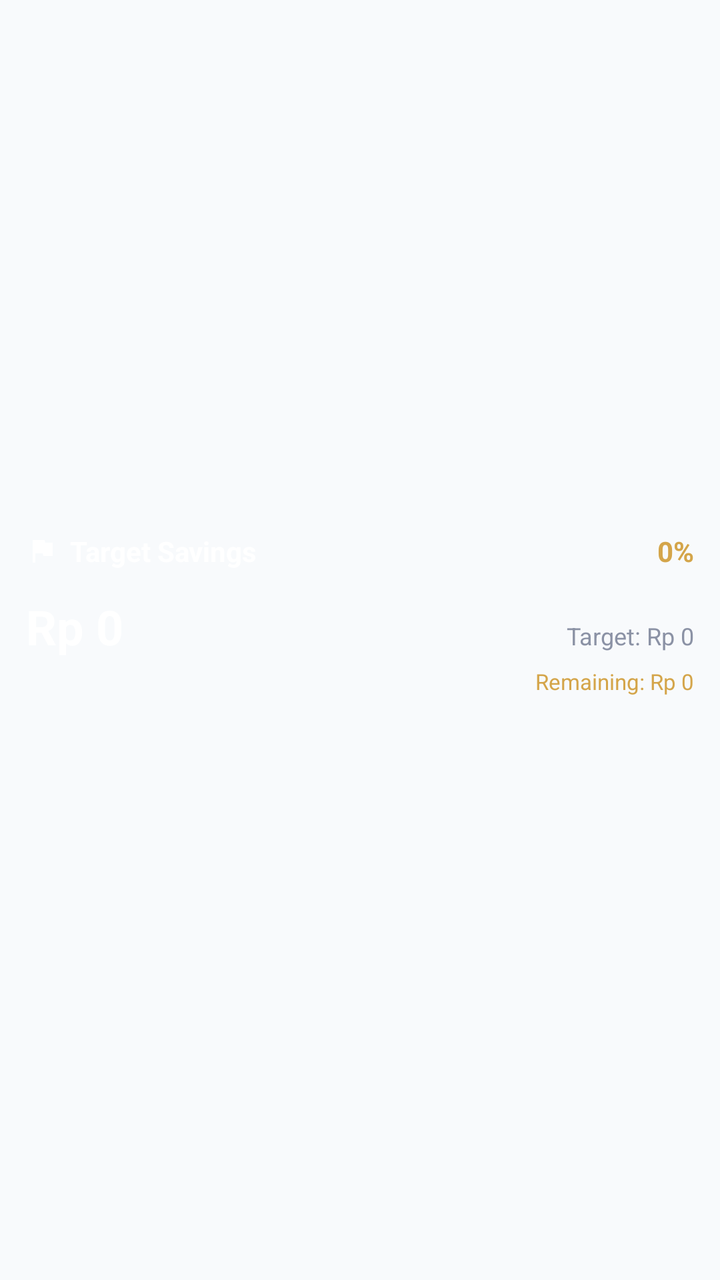
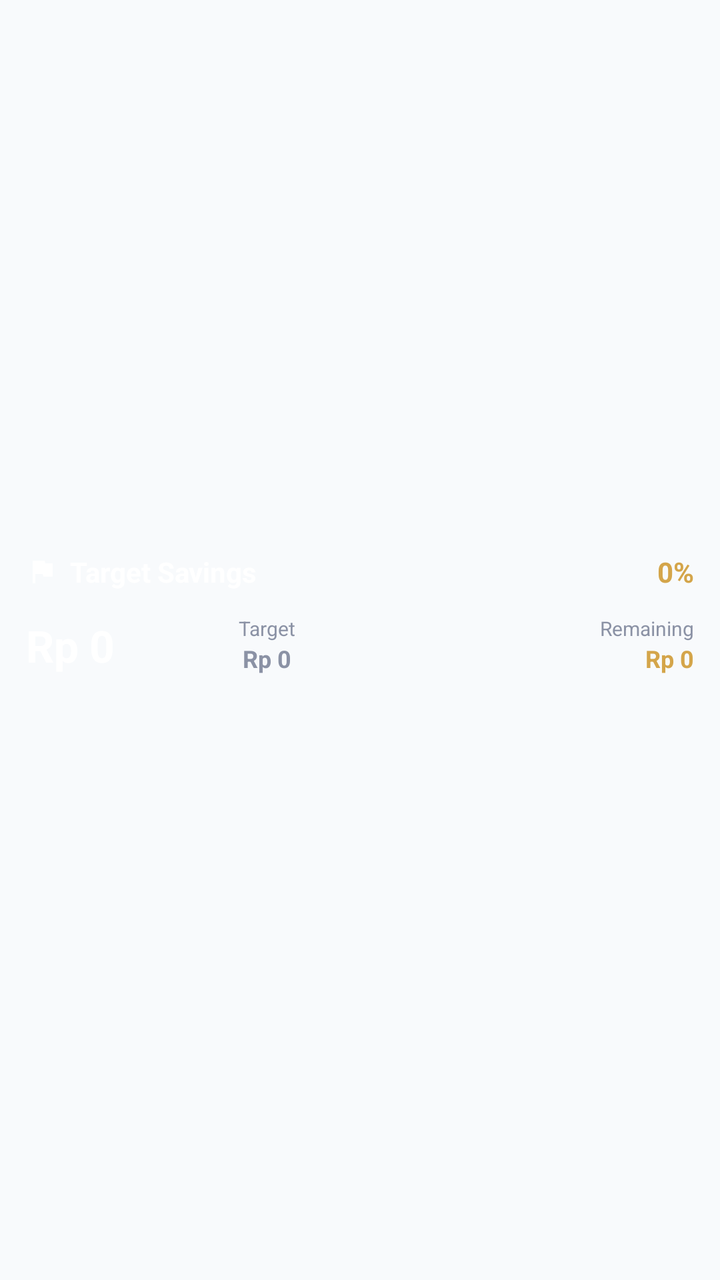

The first picture is an Android layout as it rendered before a commit; the second is the same layout after the commit. The layout source and the unified diff follow.
<!-- AndroidManifest.xml: application theme Theme.BuckManager -->
<!-- res/layout/widget_goal_layout.xml -->
<?xml version="1.0" encoding="utf-8"?>
<FrameLayout xmlns:android="http://schemas.android.com/apk/res/android"
    android:id="@+id/widget_root"
    android:layout_width="match_parent"
    android:layout_height="match_parent">

    <ImageView
        android:id="@+id/widget_bg_image"
        android:layout_width="match_parent"
        android:layout_height="match_parent"
        android:scaleType="centerCrop"
        android:contentDescription="@null" />

    <RelativeLayout
        android:id="@+id/widget_content_container"
        android:layout_width="match_parent"
        android:layout_height="match_parent"
        android:padding="13dp">

        <LinearLayout
            android:layout_width="match_parent"
            android:layout_height="wrap_content"
            android:layout_centerInParent="true"
            android:orientation="vertical">

            <LinearLayout
                android:id="@+id/widget_header_row"
                android:layout_width="match_parent"
                android:layout_height="wrap_content"
                android:orientation="horizontal"
                android:gravity="center_vertical">

                <ImageView
                    android:id="@+id/widget_title_icon"
                    android:layout_width="16dp"
                    android:layout_height="16dp"
                    android:layout_marginEnd="6dp"
                    android:src="@drawable/ic_flag"
                    android:contentDescription="@null" />

                <TextView
                    android:id="@+id/widget_title"
                    android:layout_width="0dp"
                    android:layout_weight="1"
                    android:layout_height="wrap_content"
                    android:text="Target Savings"
                    android:textColor="#FFFFFF"
                    android:textSize="14sp"
                    android:textStyle="bold"
                    android:singleLine="true" />

                <TextView
                    android:id="@+id/widget_percentage"
                    android:layout_width="wrap_content"
                    android:layout_height="wrap_content"
                    android:text="0%"
                    android:textColor="#D4A54A"
                    android:textSize="14sp"
                    android:textStyle="bold" />
            </LinearLayout>

            <LinearLayout
                android:id="@+id/widget_amount_row"
                android:layout_width="match_parent"
                android:layout_height="wrap_content"
                android:layout_marginTop="12dp"
                android:orientation="horizontal"
                android:gravity="bottom">

                <TextView
                    android:id="@+id/widget_current_amount"
                    android:layout_width="0dp"
                    android:layout_weight="1"
                    android:layout_height="wrap_content"
                    android:text="Rp 0"
                    android:textColor="#FFFFFF"
                    android:textSize="24sp"
                    android:textStyle="bold" />

                <TextView
                    android:id="@+id/widget_target_amount"
                    android:layout_width="wrap_content"
                    android:layout_height="wrap_content"
                    android:text="Target: Rp 0"
                    android:textColor="#8B92A5"
                    android:textSize="12sp" />
            </LinearLayout>

            <TextView
                android:id="@+id/widget_remaining"
                android:layout_width="match_parent"
                android:layout_height="wrap_content"
                android:layout_marginTop="4dp"
                android:gravity="end"
                android:text="Remaining: Rp 0"
                android:textColor="#D4A54A"
                android:textSize="11sp" />

            <ImageView
                android:id="@+id/widget_progress_image"
                android:layout_width="match_parent"
                android:layout_height="10dp"
                android:layout_marginTop="16dp"
                android:scaleType="fitXY"
                android:contentDescription="@null" />
        </LinearLayout>

    </RelativeLayout>
</FrameLayout>
<!-- resources referenced by this layout -->
<resources>
  <!-- drawable ic_flag (drawable) -->
  <vector xmlns:android="http://schemas.android.com/apk/res/android"
      android:width="24dp"
      android:height="24dp"
      android:viewportWidth="24"
      android:viewportHeight="24">
    <path
        android:fillColor="@android:color/white"
        android:pathData="M14.4,6L14,4H5v17h2v-7h5.6l0.4,2h7V6H14.4z"/>
  </vector>
  <style name="Theme.BuckManager" parent="android:Theme.Material.Light.NoActionBar">
          <item name="android:windowBackground">#FFF8FAFC</item>
          <item name="android:statusBarColor">@android:color/transparent</item>
          <item name="android:navigationBarColor">@android:color/transparent</item>
          <item name="android:windowDrawsSystemBarBackgrounds">true</item>
      </style>
</resources>

<!-- the commit's change to res/layout/widget_goal_layout.xml (unified diff, before → after) -->
@@ -69,32 +69,71 @@
 
                 <TextView
                     android:id="@+id/widget_current_amount"
-                    android:layout_width="0dp"
-                    android:layout_weight="1"
+                    android:layout_width="wrap_content"
                     android:layout_height="wrap_content"
                     android:text="Rp 0"
                     android:textColor="#FFFFFF"
-                    android:textSize="24sp"
-                    android:textStyle="bold" />
+                    android:textSize="22sp"
+                    android:textStyle="bold"
+                    android:maxLines="1"
+                    android:ellipsize="end" />
 
-                <TextView
-                    android:id="@+id/widget_target_amount"
-                    android:layout_width="wrap_content"
+                <LinearLayout
+                    android:layout_width="0dp"
                     android:layout_height="wrap_content"
-                    android:text="Target: Rp 0"
-                    android:textColor="#8B92A5"
-                    android:textSize="12sp" />
+                    android:layout_weight="1"
+                    android:layout_marginStart="8dp"
+                    android:orientation="vertical"
+                    android:gravity="center_horizontal">
+
+                    <TextView
+                        android:id="@+id/widget_target_label"
+                        android:layout_width="wrap_content"
+                        android:layout_height="wrap_content"
+                        android:text="Target"
+                        android:textColor="#8B92A5"
+                        android:textSize="10sp" />
+
+                    <TextView
+                        android:id="@+id/widget_target_amount"
+                        android:layout_width="wrap_content"
+                        android:layout_height="wrap_content"
+                        android:text="Rp 0"
+                        android:textColor="#8B92A5"
+                        android:textSize="12sp"
+                        android:textStyle="bold"
+                        android:maxLines="1"
+                        android:ellipsize="end" />
+                </LinearLayout>
+
+                <LinearLayout
+                    android:layout_width="0dp"
+                    android:layout_height="wrap_content"
+                    android:layout_weight="1"
+                    android:layout_marginStart="8dp"
+                    android:orientation="vertical"
+                    android:gravity="end">
+
+                    <TextView
+                        android:id="@+id/widget_remaining_label"
+                        android:layout_width="wrap_content"
+                        android:layout_height="wrap_content"
+                        android:text="Remaining"
+                        android:textColor="#8B92A5"
+                        android:textSize="10sp" />
+
+                    <TextView
+                        android:id="@+id/widget_remaining"
+                        android:layout_width="wrap_content"
+                        android:layout_height="wrap_content"
+                        android:text="Rp 0"
+                        android:textColor="#D4A54A"
+                        android:textSize="12sp"
+                        android:textStyle="bold"
+                        android:maxLines="1"
+                        android:ellipsize="end" />
+                </LinearLayout>
             </LinearLayout>
-
-            <TextView
-                android:id="@+id/widget_remaining"
-                android:layout_width="match_parent"
-                android:layout_height="wrap_content"
-                android:layout_marginTop="4dp"
-                android:gravity="end"
-                android:text="Remaining: Rp 0"
-                android:textColor="#D4A54A"
-                android:textSize="11sp" />
 
             <ImageView
                 android:id="@+id/widget_progress_image"
